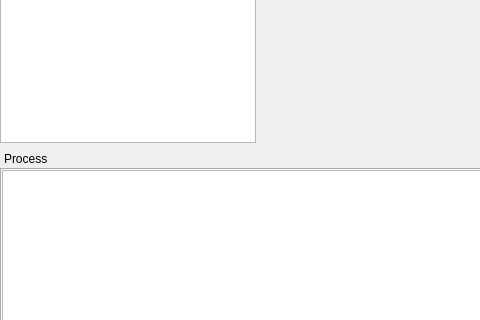
Before: the Qt Designer form src/mainwindow.ui in GAMS-dev/studio, drawn with Qt 5; both pictures show x 0 to 480 and y 350 to 670 of the 1024 by 768 pixel window.
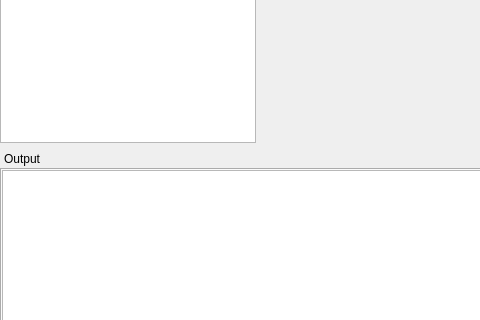
After: the same form once the commit is applied. Icons and pictures are not drawn.

Commit message: unified naming of process/output window (now output, as stated in view menu)

```diff
--- a/src/mainwindow.ui
+++ b/src/mainwindow.ui
@@ -285,7 +285,7 @@
     <bool>false</bool>
    </property>
    <property name="windowTitle">
-    <string>Process</string>
+    <string>Output</string>
    </property>
    <attribute name="dockWidgetArea">
     <number>8</number>
```
